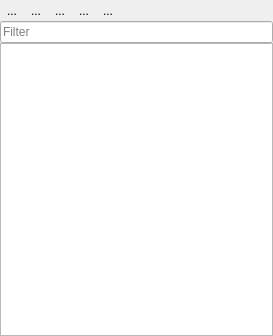
jakimowb/enmapbox_testmigration2, file enmapbox/gui/ui/datasourcepanel.ui: the form before one commit.
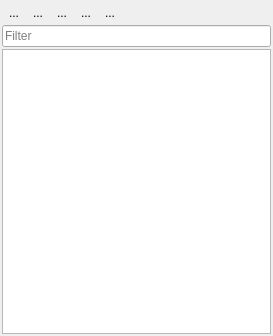
The form after the commit. Icons and pictures are not drawn. Custom widgets are drawn as their Qt base class.

Commit message: adjusted layout margins

What changed in the file:
```diff
--- a/enmapbox/gui/ui/datasourcepanel.ui
+++ b/enmapbox/gui/ui/datasourcepanel.ui
@@ -46,19 +46,19 @@
    </property>
    <layout class="QVBoxLayout" name="verticalLayout_2">
     <property name="spacing">
-     <number>0</number>
+     <number>2</number>
     </property>
     <property name="leftMargin">
-     <number>0</number>
+     <number>2</number>
     </property>
     <property name="topMargin">
-     <number>0</number>
+     <number>2</number>
     </property>
     <property name="rightMargin">
-     <number>0</number>
+     <number>2</number>
     </property>
     <property name="bottomMargin">
-     <number>0</number>
+     <number>2</number>
     </property>
     <item>
      <layout class="QHBoxLayout" name="horizontalLayout_3">
```
The commit also changes 2 other files.
